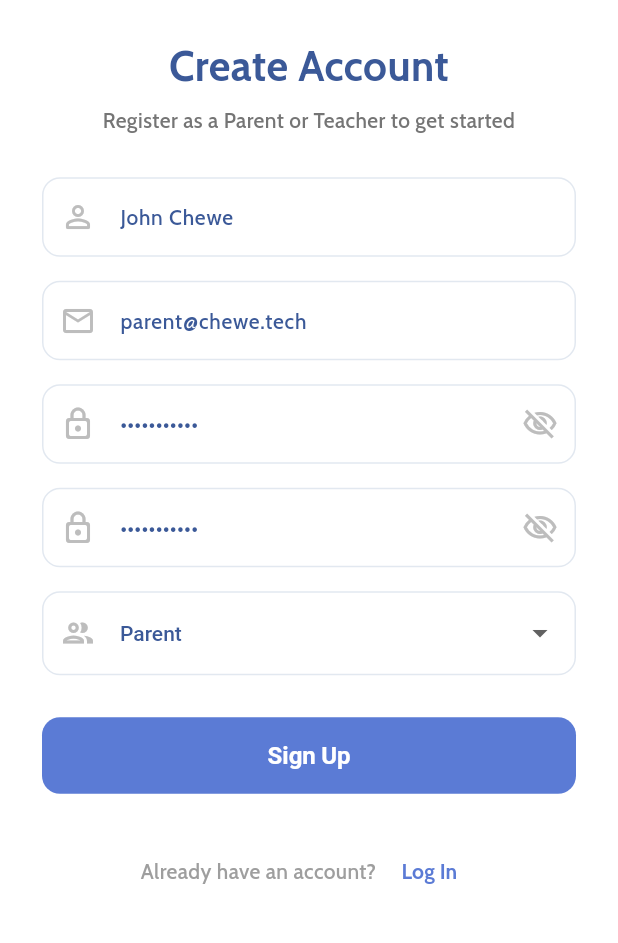
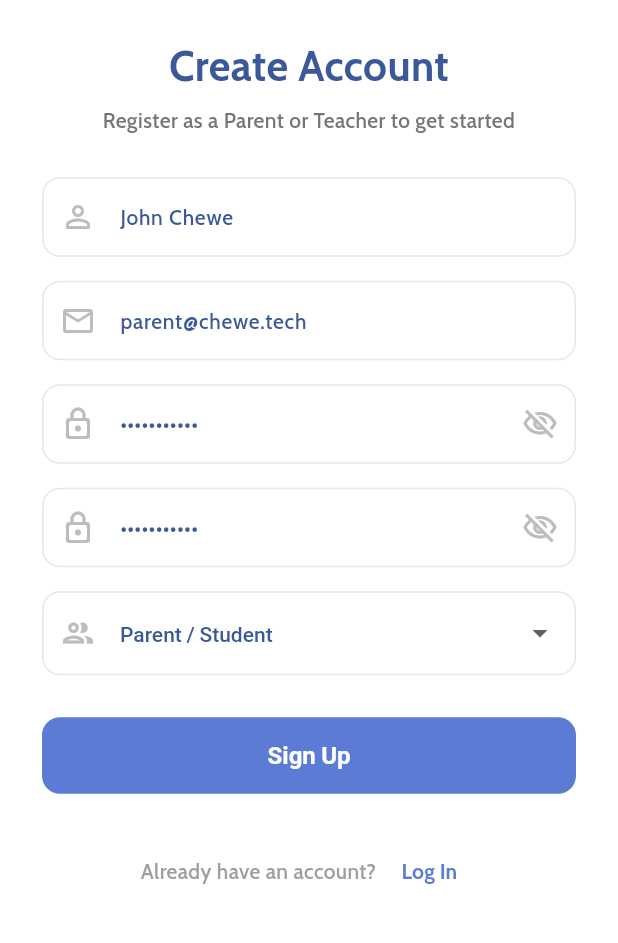
Before and after one commit to Jeyzimtech/Guardianship-App, a Flutter app: the SignupScreen screen opened directly, on a phone screen of 412 x 824 dp, the part 239-1182 px from its top. Run offline on Flutter 3.47's test engine with Material 3 defaults, Android fonts, the light colour scheme and no system bars; our stand-ins replace dio, google_fonts, shared_preferences; accounts and stored records are empty.

Commit message:
Update signup screen role dropdown to Parent / Student and Teacher

```diff
--- a/mobile/lib/features/auth/signup_screen.dart
+++ b/mobile/lib/features/auth/signup_screen.dart
@@ -15,7 +15,7 @@ class _SignupScreenState extends State<SignupScreen> {
   final _emailController = TextEditingController(text: 'parent@chewe.tech');
   final _passwordController = TextEditingController(text: 'password123');
   final _confirmPasswordController = TextEditingController(text: 'password123');
-  String _selectedRole = 'Parent'; // Parent or Teacher
+  String _selectedRole = 'Parent / Student'; // Parent / Student or Teacher
   bool _isObscuredPassword = true;
   bool _isObscuredConfirm = true;
   bool _isAuthenticating = false;
@@ -313,7 +313,7 @@ class _SignupScreenState extends State<SignupScreen> {
                           borderSide: BorderSide(color: accentColor, width: 1.5),
                         ),
                       ),
-                      items: ['Parent', 'Teacher'].map((role) {
+                      items: ['Parent / Student', 'Teacher'].map((role) {
                         return DropdownMenuItem<String>(
                           value: role,
                           child: Text(role, style: TextStyle(color: primaryColor)),
```
